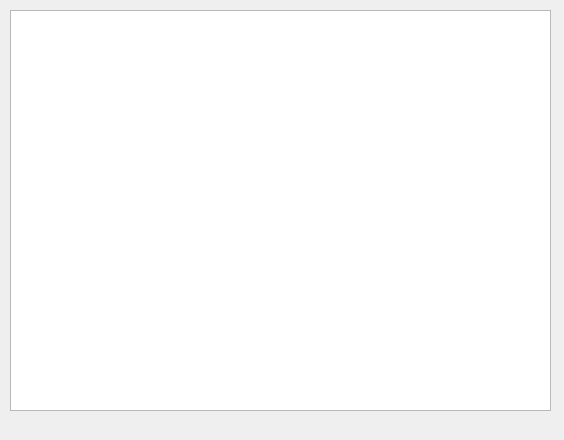
First picture: the form in MDI/PR10/volunteershow.ui, repository KushnirMaxim/OOP_practice, before the edit.
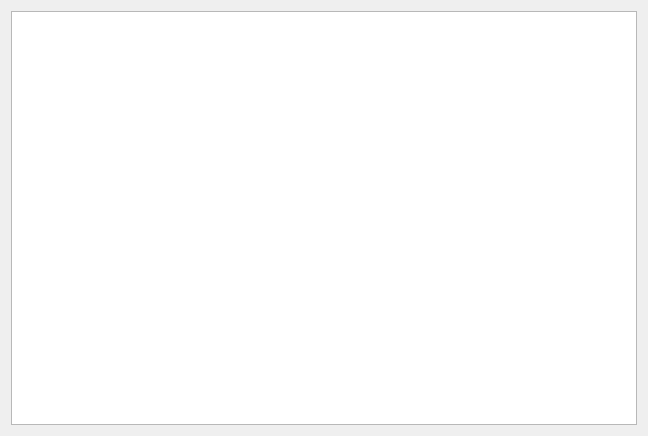
Second picture: the form after the edit.

```diff
--- a/MDI/PR10/volunteershow.ui
+++ b/MDI/PR10/volunteershow.ui
@@ -6,23 +6,18 @@
    <rect>
     <x>0</x>
     <y>0</y>
-    <width>564</width>
-    <height>440</height>
+    <width>648</width>
+    <height>436</height>
    </rect>
   </property>
   <property name="windowTitle">
    <string>Dialog</string>
   </property>
-  <widget class="QListWidget" name="volunteerList">
-   <property name="geometry">
-    <rect>
-     <x>10</x>
-     <y>10</y>
-     <width>541</width>
-     <height>401</height>
-    </rect>
-   </property>
-  </widget>
+  <layout class="QGridLayout" name="gridLayout">
+   <item row="0" column="0">
+    <widget class="QTableView" name="volunteerTable"/>
+   </item>
+  </layout>
  </widget>
  <resources/>
  <connections/>
```
